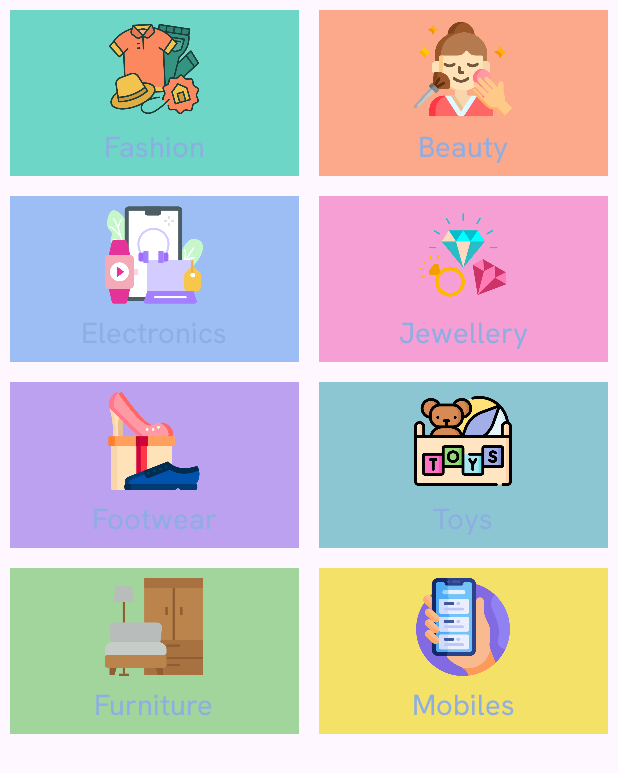
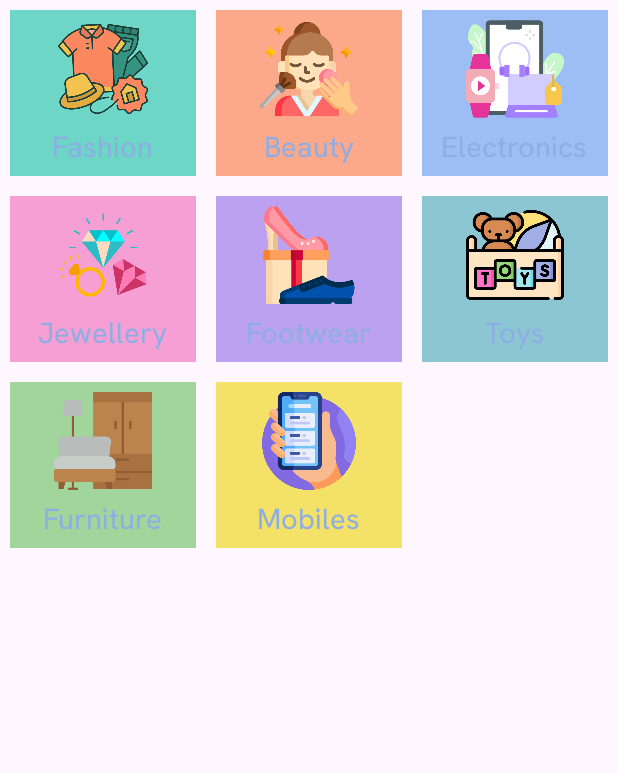
Before and after one commit to sahetu/AsiaPacificApp, an Android app: the screen it shows after launch (CustomListSecondActivity before the commit, CategoryListActivity after it), on a phone screen of 412 x 824 dp. Shown: the top 773 px of the screen. Run offline under Robolectric (Android 15) with nearby library versions, the phone set to English and light mode, and no system bars; our stand-ins replace sdp/ssp sizes; 3 statements that could not run were skipped.

Commit message:
Category Grid

```diff
--- a/app/src/main/AndroidManifest.xml
+++ b/app/src/main/AndroidManifest.xml
@@ -13,8 +13,11 @@
         android:theme="@style/Theme.Prince"
         tools:targetApi="31">
         <activity
+            android:name=".CategoryListActivity"
+            android:exported="false" />
+        <activity
             android:name=".SplashActivity"
-            android:exported="true" >
+            android:exported="true">
             <intent-filter>
                 <action android:name="android.intent.action.MAIN" />
 
@@ -23,11 +26,10 @@
         </activity>
         <activity
             android:name=".CustomListSecondActivity"
-            android:exported="true">
-        </activity>
+            android:exported="true"></activity>
         <activity
             android:name=".CustomListActivity"
-            android:exported="true"></activity>
+            android:exported="true" />
         <activity
             android:name=".ListDemoActivity"
             android:exported="true" />
--- /dev/null
+++ b/app/src/main/java/asiapacific/app/CategoryAdapter.java
@@ -0,0 +1,55 @@
+package asiapacific.app;
+
+import android.content.Context;
+import android.graphics.Color;
+import android.view.LayoutInflater;
+import android.view.View;
+import android.view.ViewGroup;
+import android.widget.BaseAdapter;
+import android.widget.ImageView;
+import android.widget.LinearLayout;
+import android.widget.TextView;
+
+import java.util.ArrayList;
+
+public class CategoryAdapter extends BaseAdapter {
+
+    Context context;
+    ArrayList<CustomList> arrayList;
+
+    public CategoryAdapter(Context context, ArrayList<CustomList> arrayList) {
+        this.context = context;
+        this.arrayList = arrayList;
+    }
+
+    @Override
+    public int getCount() {
+        return arrayList.size();
+    }
+
+    @Override
+    public Object getItem(int i) {
+        return arrayList.get(i);
+    }
+
+    @Override
+    public long getItemId(int i) {
+        return i;
+    }
+
+    @Override
+    public View getView(int i, View view, ViewGroup viewGroup) {
+        LayoutInflater inflater = (LayoutInflater) context.getSystemService(Context.LAYOUT_INFLATER_SERVICE);
+        view = inflater.inflate(R.layout.custom_list,null);
+        ImageView imageView = view.findViewById(R.id.custom_list_image);
+        TextView name = view.findViewById(R.id.custom_list_name);
+        LinearLayout linearLayout = view.findViewById(R.id.custom_list_linear);
+
+        linearLayout.setBackgroundColor(Color.parseColor(arrayList.get(i).getColor()));
+
+        name.setText(arrayList.get(i).getName());
+        imageView.setImageResource(arrayList.get(i).getImage());
+
+        return view;
+    }
+}
--- /dev/null
+++ b/app/src/main/java/asiapacific/app/CategoryListActivity.java
@@ -0,0 +1,39 @@
+package asiapacific.app;
+
+import android.os.Bundle;
+import android.widget.GridView;
+
+import androidx.activity.EdgeToEdge;
+import androidx.appcompat.app.AppCompatActivity;
+import androidx.core.graphics.Insets;
+import androidx.core.view.ViewCompat;
+import androidx.core.view.WindowInsetsCompat;
+
+import java.util.ArrayList;
+
+public class CategoryListActivity extends AppCompatActivity {
+
+    GridView gridView;
+    String[] nameArray = {"Fashion","Beauty","Electronics","Jewellery","Footwear","Toys","Furniture","Mobiles"};
+    String[] colorArray = {"#6DD6C7","#FCA88B","#9CBEF5","#F59FD5","#BCA1F1","#8DC6D3","#A1D59B","#F4E168"};
+    int[] imageArray = {R.drawable.fashion,R.drawable.beauty,R.drawable.electronics,R.drawable.jewelry,R.drawable.footwear,R.drawable.toys,R.drawable.furniture,R.drawable.smartphone};
+    ArrayList<CustomList> arrayList;
+
+    @Override
+    protected void onCreate(Bundle savedInstanceState) {
+        super.onCreate(savedInstanceState);
+        setContentView(R.layout.activity_category_list);
+
+        gridView = findViewById(R.id.category_grid);
+        arrayList = new ArrayList<>();
+        for(int i=0;i<nameArray.length;i++){
+            CustomList list = new CustomList();
+            list.setName(nameArray[i]);
+            list.setColor(colorArray[i]);
+            list.setImage(imageArray[i]);
+            arrayList.add(list);
+        }
+        CategoryAdapter adapter = new CategoryAdapter(CategoryListActivity.this,arrayList);
+        gridView.setAdapter(adapter);
+    }
+}
--- a/app/src/main/java/asiapacific/app/SplashActivity.java
+++ b/app/src/main/java/asiapacific/app/SplashActivity.java
@@ -32,7 +32,7 @@ public class SplashActivity extends AppCompatActivity {
         new Handler().postDelayed(new Runnable() {
             @Override
             public void run() {
-                new ToastCommonMethod(SplashActivity.this,CustomListSecondActivity.class);
+                new ToastCommonMethod(SplashActivity.this,CategoryListActivity.class);
                 finish();
             }
         },3000);
--- /dev/null
+++ b/app/src/main/res/layout/activity_category_list.xml
@@ -0,0 +1,17 @@
+<?xml version="1.0" encoding="utf-8"?>
+<LinearLayout xmlns:android="http://schemas.android.com/apk/res/android"
+    xmlns:app="http://schemas.android.com/apk/res-auto"
+    xmlns:tools="http://schemas.android.com/tools"
+    android:id="@+id/main"
+    android:orientation="vertical"
+    android:layout_width="match_parent"
+    android:layout_height="match_parent"
+    tools:context=".CategoryListActivity">
+
+    <GridView
+        android:numColumns="3"
+        android:id="@+id/category_grid"
+        android:layout_width="match_parent"
+        android:layout_height="wrap_content"/>
+
+</LinearLayout>
```
